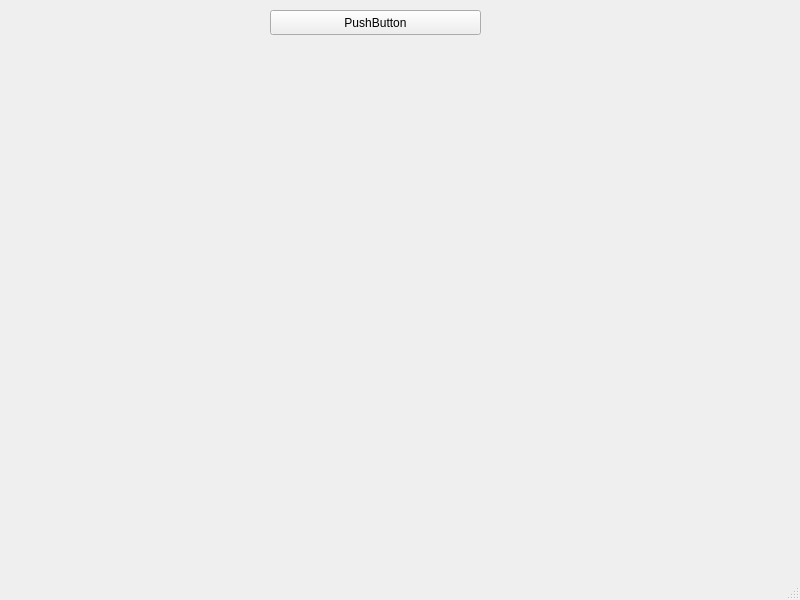
This is mainwindow.ui in Abul2000a/Client as Qt 5 draws it before an edit. The edited form follows.
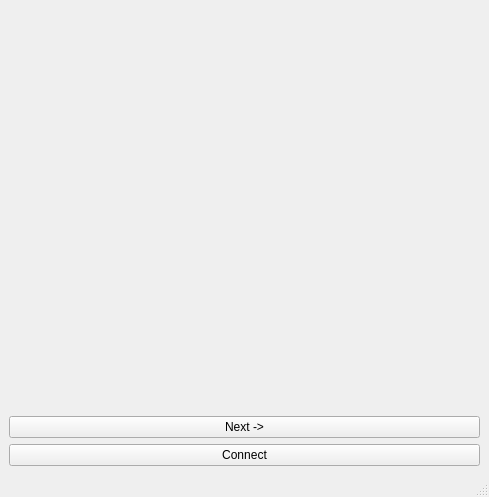
This is the edited form.

The edit to the form file:
```diff
--- a/mainwindow.ui
+++ b/mainwindow.ui
@@ -6,40 +6,37 @@
    <rect>
     <x>0</x>
     <y>0</y>
-    <width>800</width>
-    <height>600</height>
+    <width>489</width>
+    <height>497</height>
    </rect>
   </property>
   <property name="windowTitle">
    <string>MainWindow</string>
   </property>
   <widget class="QWidget" name="centralwidget">
-   <widget class="QPushButton" name="pushButton">
-    <property name="geometry">
-     <rect>
-      <x>270</x>
-      <y>10</y>
-      <width>211</width>
-      <height>25</height>
-     </rect>
-    </property>
-    <property name="text">
-     <string>PushButton</string>
-    </property>
-   </widget>
-   <widget class="QLabel" name="label">
-    <property name="geometry">
-     <rect>
-      <x>40</x>
-      <y>90</y>
-      <width>661</width>
-      <height>411</height>
-     </rect>
-    </property>
-    <property name="text">
-     <string/>
-    </property>
-   </widget>
+   <layout class="QVBoxLayout" name="verticalLayout">
+    <item>
+     <widget class="QLabel" name="label">
+      <property name="text">
+       <string/>
+      </property>
+     </widget>
+    </item>
+    <item>
+     <widget class="QPushButton" name="pushButton_2">
+      <property name="text">
+       <string>Next -&gt;</string>
+      </property>
+     </widget>
+    </item>
+    <item>
+     <widget class="QPushButton" name="pushButton">
+      <property name="text">
+       <string>Connect</string>
+      </property>
+     </widget>
+    </item>
+   </layout>
   </widget>
   <widget class="QMenuBar" name="menubar">
    <property name="geometry">
```
Left out of the diff: 2 changed lines with no effect on the pictures.
